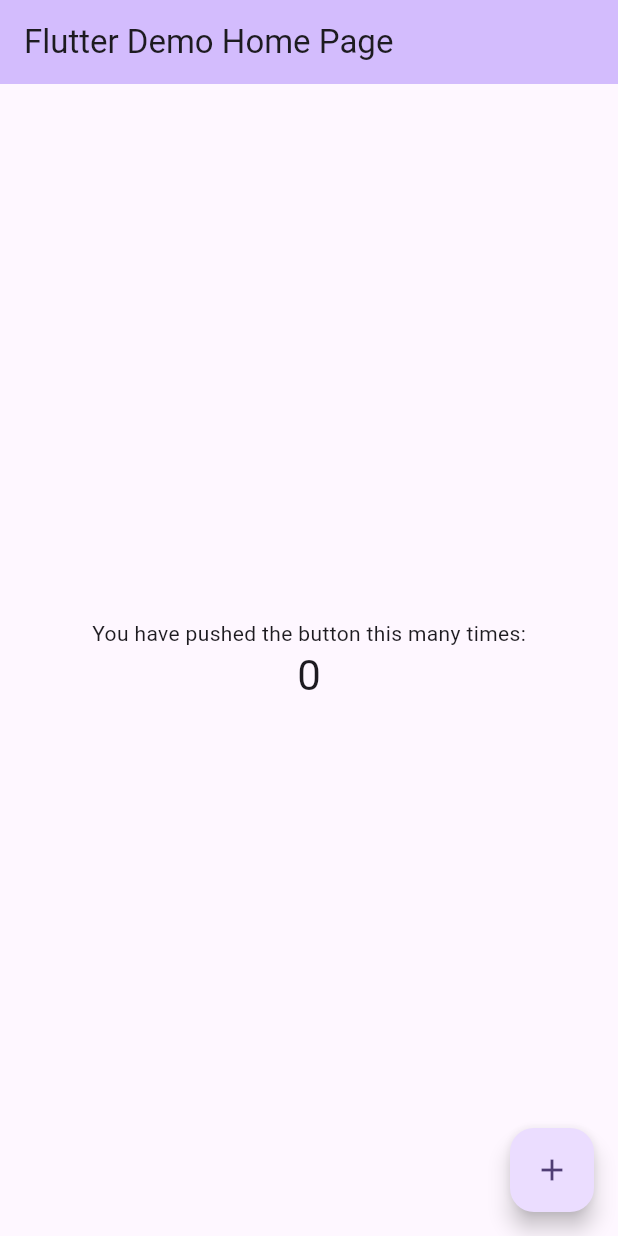
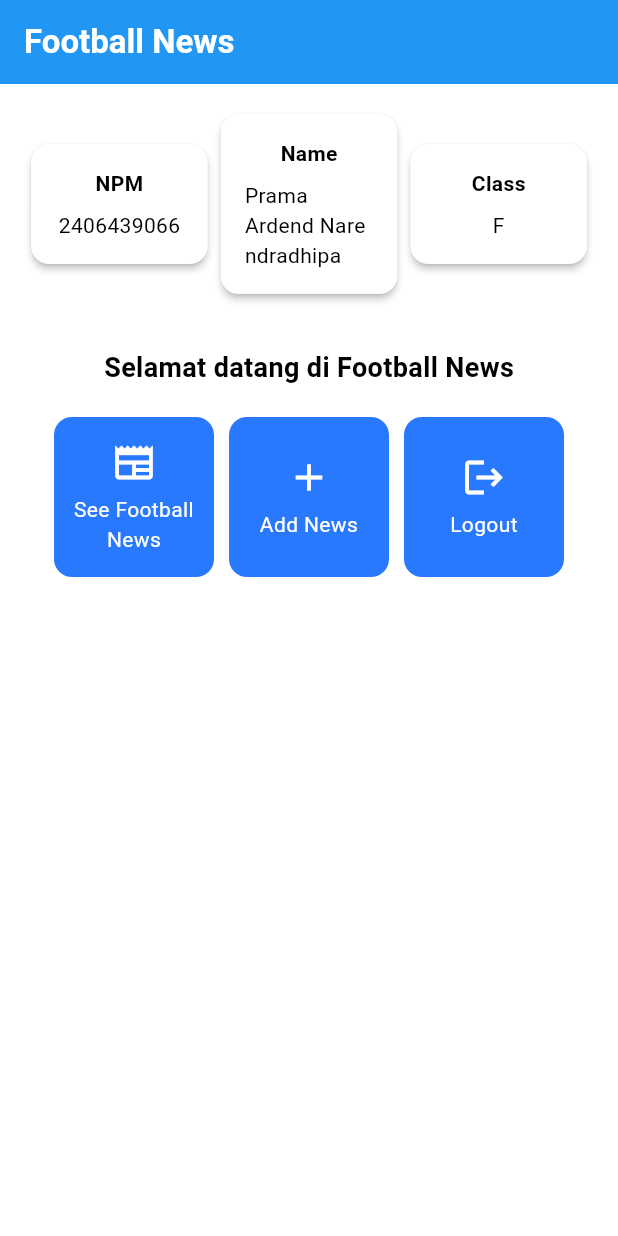
Before and after one commit to Praminho/football-news-mobile, a Flutter app: the screen it shows after launch, on a phone screen of 412 x 824 dp. Run offline on Flutter 3.47's test engine with Material 3 defaults, Android fonts, the phone set to English and light mode, and no system bars.

Commit message:
tutorial 6 selesai

```diff
--- a/lib/main.dart
+++ b/lib/main.dart
@@ -1,4 +1,5 @@
 import 'package:flutter/material.dart';
+import 'package:football_news/menu.dart';
 
 void main() {
   runApp(const MyApp());
@@ -28,95 +29,11 @@ class MyApp extends StatelessWidget {
         //
         // This works for code too, not just values: Most code changes can be
         // tested with just a hot reload.
-        colorScheme: ColorScheme.fromSeed(seedColor: Colors.deepPurple),
+         colorScheme: ColorScheme.fromSwatch(primarySwatch: Colors.blue)
+          .copyWith(secondary: Colors.blueAccent[400]),
       ),
-      home: const MyHomePage(title: 'Flutter Demo Home Page'),
+      home: MyHomePage(),
+
     );
   }
 }
-
-class MyHomePage extends StatefulWidget {
-  const MyHomePage({super.key, required this.title});
-
-  // This widget is the home page of your application. It is stateful, meaning
-  // that it has a State object (defined below) that contains fields that affect
-  // how it looks.
-
-  // This class is the configuration for the state. It holds the values (in this
-  // case the title) provided by the parent (in this case the App widget) and
-  // used by the build method of the State. Fields in a Widget subclass are
-  // always marked "final".
-
-  final String title;
-
-  @override
-  State<MyHomePage> createState() => _MyHomePageState();
-}
-
-class _MyHomePageState extends State<MyHomePage> {
-  int _counter = 0;
-
-  void _incrementCounter() {
-    setState(() {
-      // This call to setState tells the Flutter framework that something has
-      // changed in this State, which causes it to rerun the build method below
-      // so that the display can reflect the updated values. If we changed
-      // _counter without calling setState(), then the build method would not be
-      // called again, and so nothing would appear to happen.
-      _counter++;
-    });
-  }
-
-  @override
-  Widget build(BuildContext context) {
-    // This method is rerun every time setState is called, for instance as done
-    // by the _incrementCounter method above.
-    //
-    // The Flutter framework has been optimized to make rerunning build methods
-    // fast, so that you can just rebuild anything that needs updating rather
-    // than having to individually change instances of widgets.
-    return Scaffold(
-      appBar: AppBar(
-        // TRY THIS: Try changing the color here to a specific color (to
-        // Colors.amber, perhaps?) and trigger a hot reload to see the AppBar
-        // change color while the other colors stay the same.
-        backgroundColor: Theme.of(context).colorScheme.inversePrimary,
-        // Here we take the value from the MyHomePage object that was created by
-        // the App.build method, and use it to set our appbar title.
-        title: Text(widget.title),
-      ),
-      body: Center(
-        // Center is a layout widget. It takes a single child and positions it
-        // in the middle of the parent.
-        child: Column(
-          // Column is also a layout widget. It takes a list of children and
-          // arranges them vertically. By default, it sizes itself to fit its
-          // children horizontally, and tries to be as tall as its parent.
-          //
-          // Column has various properties to control how it sizes itself and
-          // how it positions its children. Here we use mainAxisAlignment to
-          // center the children vertically; the main axis here is the vertical
-          // axis because Columns are vertical (the cross axis would be
-          // horizontal).
-          //
-          // TRY THIS: Invoke "debug painting" (choose the "Toggle Debug Paint"
-          // action in the IDE, or press "p" in the console), to see the
-          // wireframe for each widget.
-          mainAxisAlignment: MainAxisAlignment.center,
-          children: <Widget>[
-            const Text('You have pushed the button this many times:'),
-            Text(
-              '$_counter',
-              style: Theme.of(context).textTheme.headlineMedium,
-            ),
-          ],
-        ),
-      ),
-      floatingActionButton: FloatingActionButton(
-        onPressed: _incrementCounter,
-        tooltip: 'Increment',
-        child: const Icon(Icons.add),
-      ), // This trailing comma makes auto-formatting nicer for build methods.
-    );
-  }
-}
--- /dev/null
+++ b/lib/menu.dart
@@ -0,0 +1,186 @@
+import 'package:flutter/material.dart';
+
+class MyHomePage extends StatelessWidget {
+    MyHomePage({super.key});
+    final String nama = "Prama Ardend Narendradhipa"; //nama
+    final String npm = "2406439066"; //npm
+    final String kelas = "F"; //kelas
+    final List<ItemHomepage> items = [
+    ItemHomepage("See Football News", Icons.newspaper),
+    ItemHomepage("Add News", Icons.add),
+    ItemHomepage("Logout", Icons.logout),
+  ];
+
+    @override
+    Widget build(BuildContext context) {
+    // Scaffold menyediakan struktur dasar halaman dengan AppBar dan body.
+    return Scaffold(
+      // AppBar adalah bagian atas halaman yang menampilkan judul.
+      appBar: AppBar(
+        // Judul aplikasi "Football News" dengan teks putih dan tebal.
+        title: const Text(
+          'Football News',
+          style: TextStyle(
+            color: Colors.white,
+            fontWeight: FontWeight.bold,
+          ),
+        ),
+        // Warna latar belakang AppBar diambil dari skema warna tema aplikasi.
+        backgroundColor: Theme.of(context).colorScheme.primary,
+      ),
+      // Body halaman dengan padding di sekelilingnya.
+      body: Padding(
+        padding: const EdgeInsets.all(16.0),
+        // Menyusun widget secara vertikal dalam sebuah kolom.
+        child: Column(
+          crossAxisAlignment: CrossAxisAlignment.center,
+          children: [
+            // Row untuk menampilkan 3 InfoCard secara horizontal.
+            Row(
+              mainAxisAlignment: MainAxisAlignment.spaceEvenly,
+              children: [
+                InfoCard(title: 'NPM', content: npm),
+                InfoCard(title: 'Name', content: nama),
+                InfoCard(title: 'Class', content: kelas),
+              ],
+            ),
+
+            // Memberikan jarak vertikal 16 unit.
+            const SizedBox(height: 16.0),
+
+            // Menempatkan widget berikutnya di tengah halaman.
+            Center(
+              child: Column(
+                // Menyusun teks dan grid item secara vertikal.
+
+                children: [
+                  // Menampilkan teks sambutan dengan gaya tebal dan ukuran 18.
+                  const Padding(
+                    padding: EdgeInsets.only(top: 16.0),
+                    child: Text(
+                      'Selamat datang di Football News',
+                      style: TextStyle(
+                        fontWeight: FontWeight.bold,
+                        fontSize: 18.0,
+                      ),
+                    ),
+                  ),
+
+                  // Grid untuk menampilkan ItemCard dalam bentuk grid 3 kolom.
+                  GridView.count(
+                    primary: true,
+                    padding: const EdgeInsets.all(20),
+                    crossAxisSpacing: 10,
+                    mainAxisSpacing: 10,
+                    crossAxisCount: 3,
+                    // Agar grid menyesuaikan tinggi kontennya.
+                    shrinkWrap: true,
+
+                    // Menampilkan ItemCard untuk setiap item dalam list items.
+                    children: items.map((ItemHomepage item) {
+                      return ItemCard(item);
+                    }).toList(),
+                  ),
+                ],
+              ),
+            ),
+          ],
+        ),
+      ),
+    );
+  }
+}
+
+class InfoCard extends StatelessWidget {
+  // Kartu informasi yang menampilkan title dan content.
+
+  final String title;  // Judul kartu.
+  final String content;  // Isi kartu.
+
+  const InfoCard({super.key, required this.title, required this.content});
+
+  @override
+  Widget build(BuildContext context) {
+    return Card(
+      // Membuat kotak kartu dengan bayangan dibawahnya.
+      elevation: 2.0,
+      child: Container(
+        // Mengatur ukuran dan jarak di dalam kartu.
+        width: MediaQuery.of(context).size.width / 3.5, // menyesuaikan dengan lebar device yang digunakan.
+        padding: const EdgeInsets.all(16.0),
+        // Menyusun title dan content secara vertikal.
+        child: Column(
+          children: [
+            Text(
+              title,
+              style: const TextStyle(fontWeight: FontWeight.bold),
+            ),
+            const SizedBox(height: 8.0),
+            Text(content),
+          ],
+        ),
+      ),
+    );
+  }
+}
+
+class ItemHomepage {
+ final String name;
+ final IconData icon;
+
+ ItemHomepage(this.name, this.icon);
+}
+
+class ItemCard extends StatelessWidget {
+  // Menampilkan kartu dengan ikon dan nama.
+
+  final ItemHomepage item;
+
+  const ItemCard(this.item, {super.key});
+
+  @override
+  Widget build(BuildContext context) {
+    return Material(
+      // Menentukan warna latar belakang dari tema aplikasi.
+      color: Theme.of(context).colorScheme.secondary,
+      // Membuat sudut kartu melengkung.
+      borderRadius: BorderRadius.circular(12),
+
+      child: InkWell(
+        // Aksi ketika kartu ditekan.
+        onTap: () {
+          // Menampilkan pesan SnackBar saat kartu ditekan.
+          ScaffoldMessenger.of(context)
+            ..hideCurrentSnackBar()
+            ..showSnackBar(
+              SnackBar(content: Text("Kamu telah menekan tombol ${item.name}!"))
+            );
+        },
+        // Container untuk menyimpan Icon dan Text
+        child: Container(
+          padding: const EdgeInsets.all(8),
+          child: Center(
+            child: Column(
+              // Menyusun ikon dan teks di tengah kartu.
+              mainAxisAlignment: MainAxisAlignment.center,
+              children: [
+                Icon(
+                  item.icon,
+                  color: Colors.white,
+                  size: 30.0,
+                ),
+                const Padding(padding: EdgeInsets.all(3)),
+                Text(
+                  item.name,
+                  textAlign: TextAlign.center,
+                  style: const TextStyle(color: Colors.white),
+                ),
+              ],
+            ),
+          ),
+        ),
+      ),
+    );
+  }
+
+}
```
